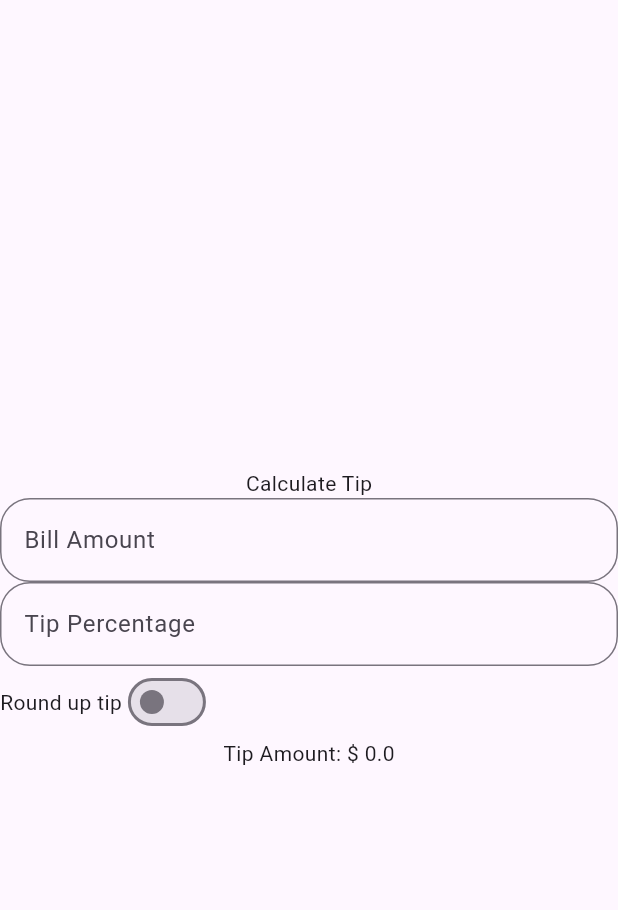
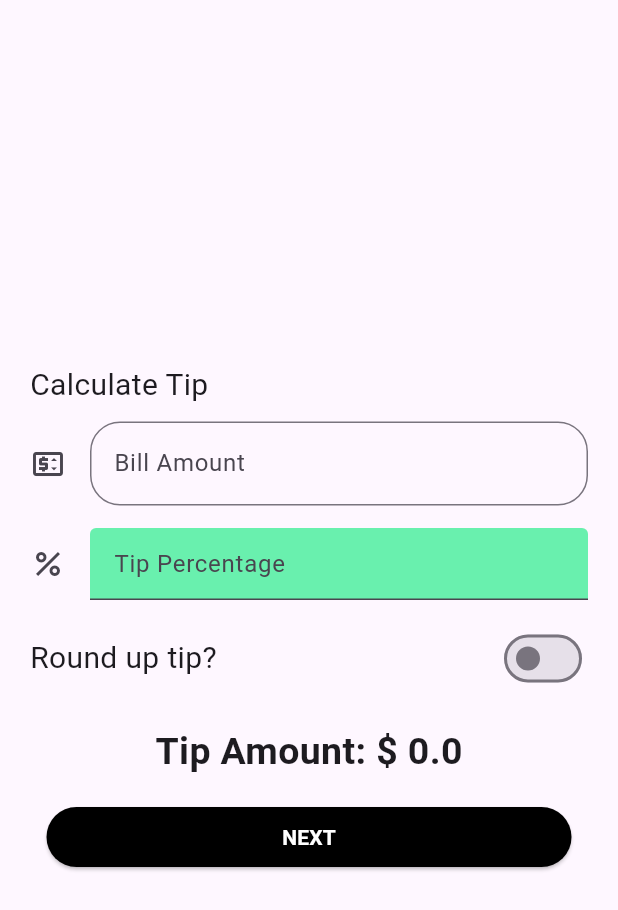
Before and after one commit to inzamam9494/Practice-Apps, a Flutter app: the TipCalculator screen opened directly, on a phone screen of 412 x 824 dp. Shown: the top 910 px of the screen. Run offline on Flutter 3.47's test engine with Material 3 defaults, Android fonts, the phone set to English and light mode, and no system bars.

Commit message:
tip Calculator ui finished

```diff
--- a/lib/tipCalculator.dart
+++ b/lib/tipCalculator.dart
@@ -1,4 +1,6 @@
 import 'package:flutter/material.dart';
+
+import 'diceRollerApp.dart';
 
 class TipCalculator extends StatefulWidget {
   const TipCalculator({super.key});
@@ -8,58 +10,103 @@ class TipCalculator extends StatefulWidget {
 }
 
 class _TipCalculatorState extends State<TipCalculator> {
-
   final TextEditingController billAmount = TextEditingController();
   final TextEditingController tipPercentage = TextEditingController();
   bool isSwitch = false;
   double total = 0.0;
+  double roundUp = 0.0;
 
   @override
   Widget build(BuildContext context) {
     return Scaffold(
       body: Center(
+        child: Padding(
+          padding: EdgeInsets.all(20),
           child: Column(
             mainAxisAlignment: MainAxisAlignment.center,
             children: [
-            const Text("Calculate Tip"),
+              const Row(
+                children: [
+                  Text(
+                    "Calculate Tip",
+                    style: TextStyle(
+                      fontSize: 20
+                    ),
+                  ),
+                ],
+              ),
+              const SizedBox(height: 10),
               TextField(
                 controller: billAmount,
                 keyboardType: TextInputType.number,
                 decoration: InputDecoration(
+                    icon: Icon(Icons.price_change_outlined),
                     hintText: "Bill Amount",
                     border: OutlineInputBorder(
-                  borderRadius: BorderRadius.circular(20)
-                )
+                        borderRadius: BorderRadius.circular(20))),
               ),
-            ),
+              const SizedBox(height: 15),
               TextField(
                 controller: tipPercentage,
                 keyboardType: TextInputType.number,
-              decoration: InputDecoration(
+                decoration: const InputDecoration(
+                  icon: Icon(Icons.percent),
                     hintText: "Tip Percentage",
-                border: OutlineInputBorder(
-                  borderRadius: BorderRadius.circular(20)
-                )
+                    filled: true,
+                    fillColor: Colors.greenAccent, ),
               ),
-            ),
+              const SizedBox(height: 15),
               Row(
+                mainAxisAlignment: MainAxisAlignment.spaceBetween,
                 children: [
-                const Text("Round up tip"),
-                Switch(value: isSwitch,
-                    onChanged: (value){
+                  const Text("Round up tip?",
+                  style: TextStyle(
+                    fontSize: 20
+                  ),),
+
+                  Switch(
+                      value: isSwitch,
+                      onChanged: (value) {
                         setState(() {
                           isSwitch = value;
-                    if(value == true){
+                          if (value == true) {
                             double bill = double.parse(billAmount.text);
                             double tip = double.parse(tipPercentage.text);
-                      total = (tip/bill)*100;
+                            total = (tip / bill) * 100;
+                            roundUp = double.parse(total.toStringAsPrecision(2));
                           }
                         });
                       }),
                 ],
               ),
-            Text("Tip Amount: \$ $total"),
+              const SizedBox(height: 20),
+              Text("Tip Amount: \$ $roundUp",
+              style: const TextStyle(
+                fontSize: 25,
+                fontWeight: FontWeight.bold
+              ),),
+              const SizedBox(height: 15),
+              SizedBox(
+                width: 350,
+                child: ElevatedButton(
+                    onPressed: () {
+                      Navigator.push(
+                          context,
+                          MaterialPageRoute(builder: (
+                              BuildContext context) => const DiceRollerApp()));
+                    },
+                    style: const ButtonStyle(
+                        backgroundColor:
+                        MaterialStatePropertyAll(Colors.black)),
+                    child: const Text(
+                      "NEXT",
+                      style: TextStyle(
+                          color: Colors.white,
+                          fontWeight: FontWeight.bold),
+                    )),
+              ),
             ],
+          ),
         ),
       ),
     );
```
Lines whose indentation alone changed are shown as unchanged.
